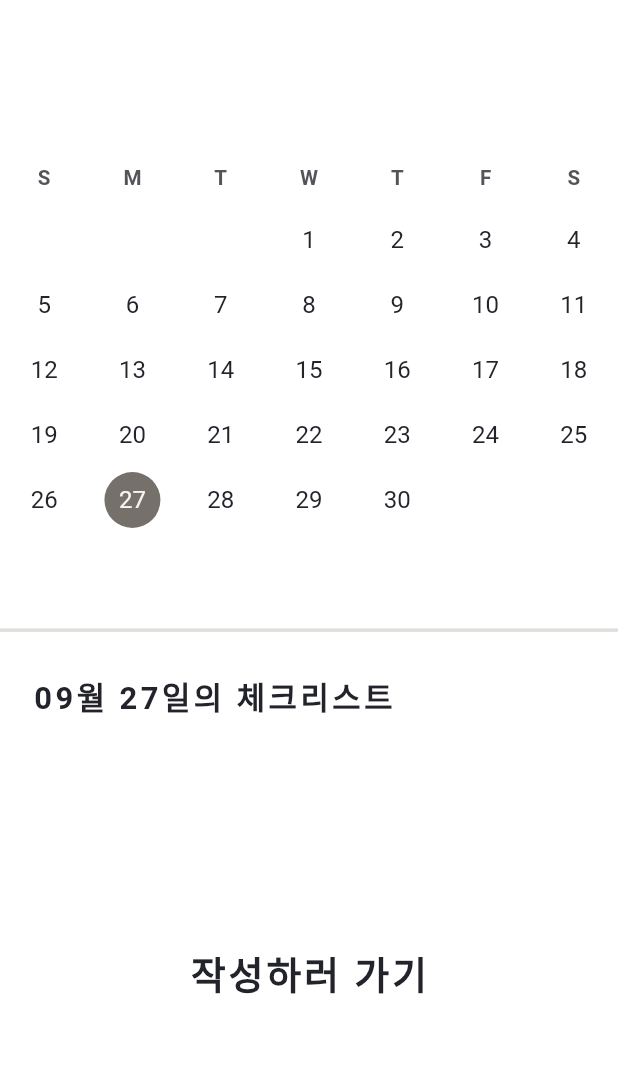
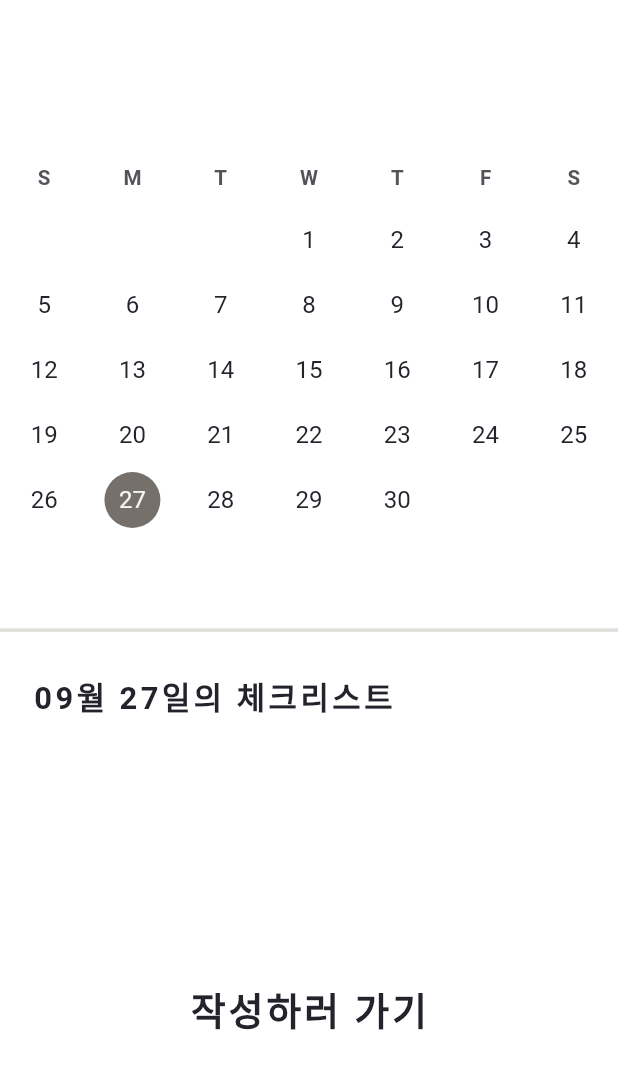
Before and after one commit to gayoung0316/gozero_todo_list, a Flutter app: the screen it shows after launch, on a phone screen of 412 x 824 dp, the part 158-1236 px from its top. Run offline on Flutter 3.47's test engine with Material 2 defaults, Android fonts, the phone set to English and light mode, and no system bars; drawn by our look-alikes of syncfusion_flutter_datepicker; our stand-ins replace animate_do, flutter_screenutil, shared_preferences, sliding_up_panel, sqflite; missing offline and left inert: flutter_animated_dialog; accounts and stored records are empty; Roboto replaces fonts that are missing (SeoulNamsan).

Commit message:
코드 리팩토링

```diff
--- a/lib/date_pick_todo_list.dart
+++ b/lib/date_pick_todo_list.dart
@@ -220,16 +220,20 @@ class _DatePickTodoListState extends State<DatePickTodoList> {
                       ),
                     ),
                   ),
+                  SizedBox(height: 80.w),
                 ],
               ),
             ),
+            Column(
+              mainAxisAlignment: MainAxisAlignment.end,
+              children: [
                 Container(
-              margin: EdgeInsets.only(bottom: 45.w),
-              alignment: Alignment.bottomCenter,
+                  height: 80.w,
+                  alignment: Alignment.center,
                   child: InkWell(
                     onTap: () {
-                  toDoListProvider!.todayDate =
-                      DateFormat('MM월 dd일').format(_controller.selectedDate!);
+                      toDoListProvider!.todayDate = DateFormat('MM월 dd일')
+                          .format(_controller.selectedDate!);
                       widget.pageController.animateToPage(
                         1,
                         duration: Duration(milliseconds: 300),
@@ -257,6 +261,8 @@ class _DatePickTodoListState extends State<DatePickTodoList> {
                     ),
                   ),
                 ),
+              ],
+            ),
             Visibility(
               visible: toDoListProvider!.backgroundColorChoice,
               child: BackgroundColorChoice(),
--- a/lib/main_home.dart
+++ b/lib/main_home.dart
@@ -1,5 +1,6 @@
 import 'package:animate_do/animate_do.dart';
 import 'package:flutter/material.dart';
+import 'package:flutter_animated_dialog/flutter_animated_dialog.dart';
 import 'package:flutter_screenutil/flutter_screenutil.dart';
 import 'package:provider/provider.dart';
 import 'package:shared_preferences/shared_preferences.dart';
--- a/lib/widget/setting_box.dart
+++ b/lib/widget/setting_box.dart
@@ -39,6 +39,8 @@ class SettingBox extends StatelessWidget {
                   ),
                 );
               },
+              child: Container(
+                width: 156.w,
                 child: Text(
                   '완료 목록',
                   textScaleFactor: 1,
@@ -49,12 +51,15 @@ class SettingBox extends StatelessWidget {
                   ),
                 ),
               ),
+            ),
             SizedBox(height: 33.w),
             InkWell(
               onTap: () {
                 toDoListProvider.isSetting = false;
                 toDoListProvider.backgroundColorChoice = true;
               },
+              child: Container(
+                width: 156.w,
                 child: Text(
                   '배경 색상 설정',
                   textScaleFactor: 1,
@@ -65,6 +70,7 @@ class SettingBox extends StatelessWidget {
                   ),
                 ),
               ),
+            ),
           ],
         ),
       ),
--- a/pubspec.yaml
+++ b/pubspec.yaml
@@ -32,7 +32,7 @@ dependencies:
   shared_preferences: ^2.0.6
   syncfusion_flutter_datepicker: ^19.2.57
   sliding_up_panel: ^2.0.0+1
-  animate_do: ^2.0.0
+  flutter_animated_dialog: ^2.0.1
 
 
   # The following adds the Cupertino Icons font to your application.
```
Also changed, not shown: pubspec.lock, 7 other files. Lines whose indentation alone changed are shown as unchanged.
